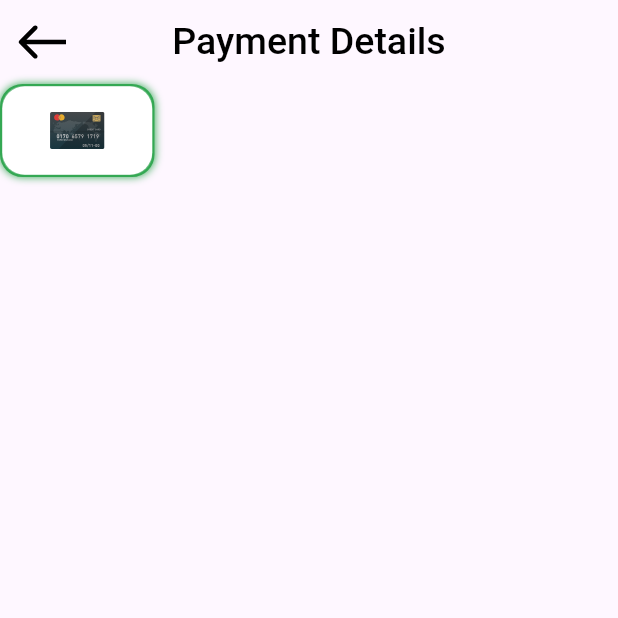
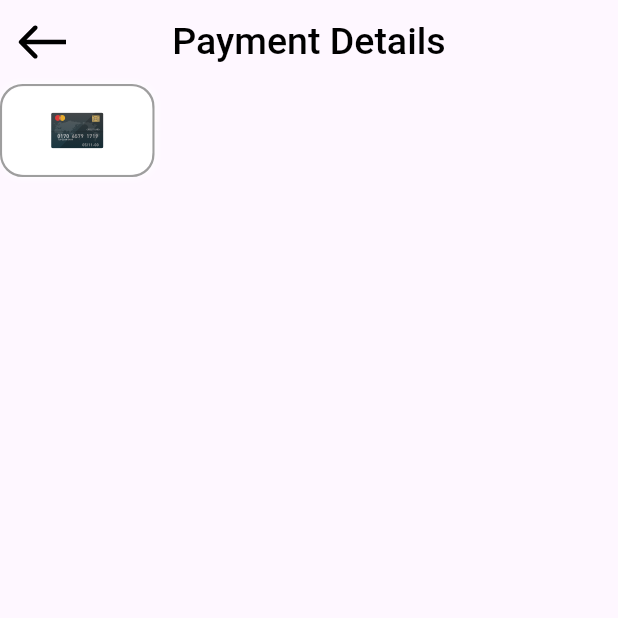
Before and after one commit to AyaIbrahim3027/Payment, a Flutter app: the PaymentDetailsView screen opened directly, on a phone screen of 412 x 824 dp, the top half of it. Run offline on Flutter 3.47's test engine with Material 3 defaults, Android fonts, the phone set to English and light mode, and no system bars; our stand-ins replace flutter_svg.

Commit message:
in active and active payment method

```diff
--- a/lib/features/checkout/presentation/views/widgets/payment_details_view_body.dart
+++ b/lib/features/checkout/presentation/views/widgets/payment_details_view_body.dart
@@ -1,40 +1,15 @@
 import 'package:flutter/material.dart';
-import 'package:flutter_svg/flutter_svg.dart';
-import 'package:payment/core/utils/colors_manager.dart';
 
-import '../../../../../core/utils/assets.dart';
+import 'package:payment/features/checkout/presentation/views/widgets/payment_method_item.dart';
 
 class PaymentDetailsViewBody extends StatelessWidget {
   const PaymentDetailsViewBody({super.key});
 
   @override
   Widget build(BuildContext context) {
-    return Column(
+    return const Column(
       children: [
-        Container(
-          width: 103,
-          height: 62,
-          decoration: ShapeDecoration(
-            shape: RoundedRectangleBorder(
-              side: const BorderSide(width: 1.5, color: ColorsManager.green),
-              borderRadius: BorderRadius.circular(15),
-            ),
-            shadows: [
-              BoxShadow(
-                  color: ColorsManager.green,
-                  blurRadius: 4,
-                  offset: Offset(0, 0),
-                  spreadRadius: 0)
-            ],
-          ),
-          child: Container(
-            decoration: BoxDecoration(
-              borderRadius: BorderRadius.circular(15),
-              color: Colors.white,
-            ),
-            child: Center(child: SvgPicture.asset(Assets.card, height: 25)),
-          ),
-        ),
+        PaymentMethodItem(isActive: false),
       ],
     );
   }
--- /dev/null
+++ b/lib/features/checkout/presentation/views/widgets/payment_method_item.dart
@@ -0,0 +1,54 @@
+import 'package:flutter/material.dart';
+import 'package:flutter_svg/svg.dart';
+
+import '../../../../../core/utils/assets.dart';
+import '../../../../../core/utils/colors_manager.dart';
+
+class PaymentMethodItem extends StatelessWidget {
+  const PaymentMethodItem({
+    super.key,
+    this.isActive = false,
+  });
+
+  final bool isActive;
+
+  @override
+  Widget build(BuildContext context) {
+    return AnimatedContainer(
+      duration: const Duration(milliseconds: 600),
+      width: 103,
+      height: 62,
+      decoration: ShapeDecoration(
+        shape: RoundedRectangleBorder(
+          side: BorderSide(
+            width: 1.5,
+            color:
+                isActive ? ColorsManager.green : Colors.grey,
+          ),
+          borderRadius: BorderRadius.circular(15),
+        ),
+        shadows: [
+          BoxShadow(
+              color: isActive
+                  ? ColorsManager.green
+                  : Colors.white,
+              blurRadius: 4,
+              offset: const Offset(0, 0),
+              spreadRadius: 0)
+        ],
+      ),
+      child: Container(
+        decoration: BoxDecoration(
+          borderRadius: BorderRadius.circular(15),
+          color: Colors.white,
+        ),
+        child: Center(
+          child: SvgPicture.asset(
+            Assets.card,
+            height: 24,
+          ),
+        ),
+      ),
+    );
+  }
+}
```
